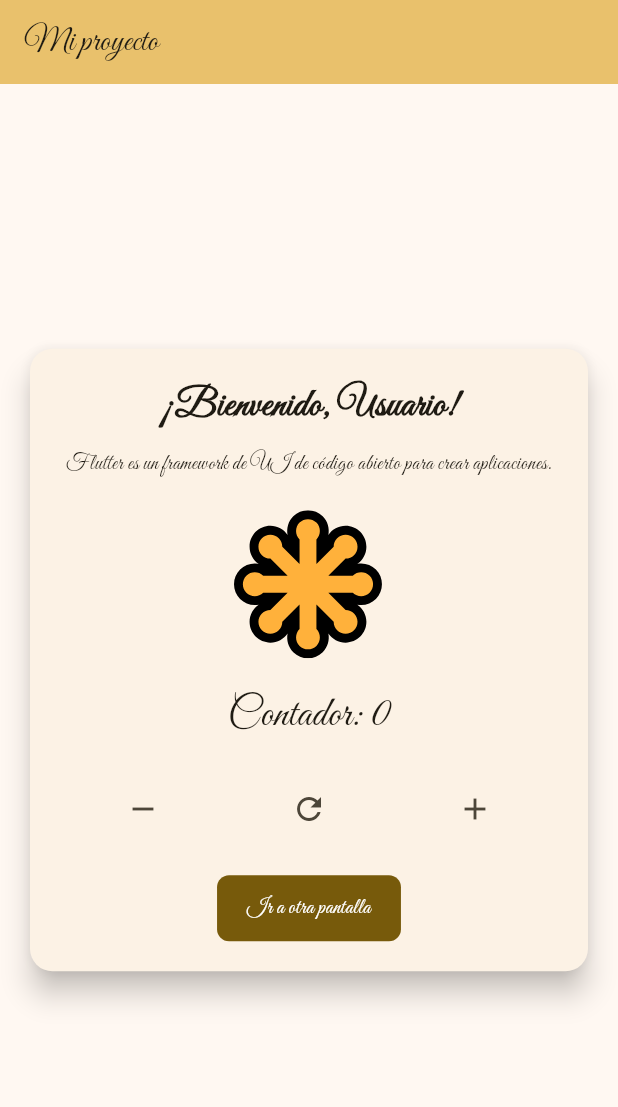
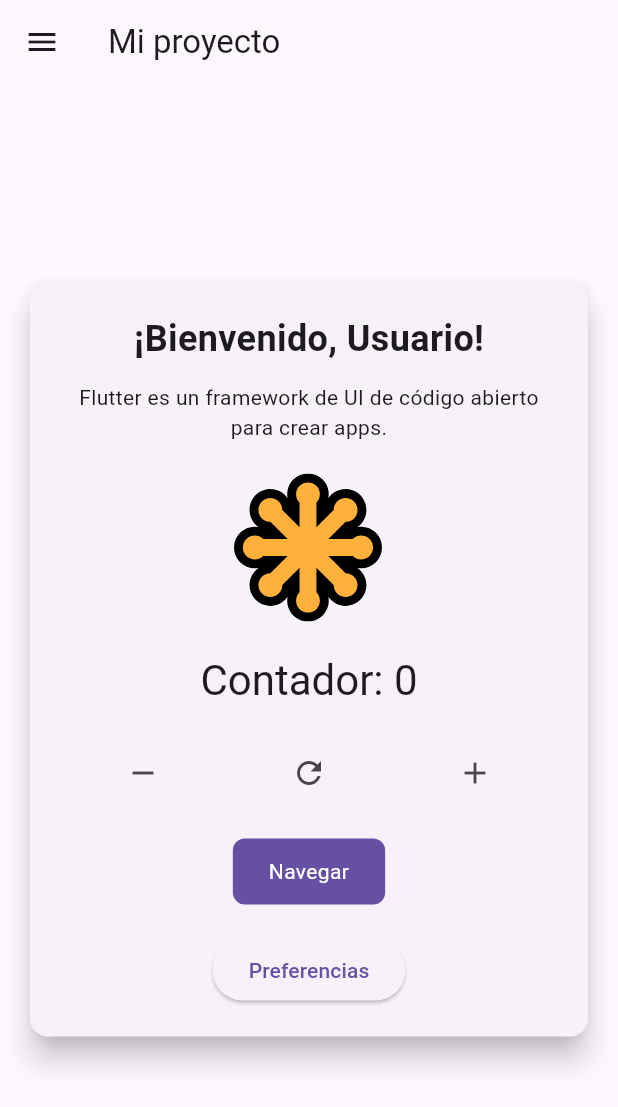
Before and after one commit to Juan-Rabay/3479A321_2020479040, a Flutter app: the screen it shows after launch, after a tap on the "remove" icon, on a phone screen of 412 x 824 dp. Shown: the top 1107 px of the screen. Run offline on Flutter 3.47's test engine with Material 3 defaults, Android fonts, the phone set to English and light mode, and no system bars; our stand-ins replace flutter_svg, logger, sqflite; accounts and stored records are empty.

Commit message:
Resolucion lab 7 completo

```diff
--- a/lib/main.dart
+++ b/lib/main.dart
@@ -1,12 +1,12 @@
 import 'package:flutter/material.dart';
-import 'package:logger/logger.dart';
 import 'package:provider/provider.dart';
+
 import 'providers/app_data.dart';
 import 'pages/home_page.dart';
 
 void main() {
   runApp(
-    ChangeNotifierProvider<AppData>(
+    ChangeNotifierProvider(
       create: (_) => AppData(),
       child: const MyApp(),
     ),
@@ -15,19 +15,11 @@ void main() {
 
 class MyApp extends StatelessWidget {
   const MyApp({super.key});
-
   @override
   Widget build(BuildContext context) {
-    final Logger logger = Logger();
-    logger.d("Logger funcionando!");
-
     return MaterialApp(
-      title: 'Mi Lab Flutter',
-      theme: ThemeData(
-        colorScheme: ColorScheme.fromSeed(seedColor: Colors.amber),
-        useMaterial3: true,
-        fontFamily: 'GreatVibes',
-      ),
+      title: 'Flutter Labs',
+      theme: ThemeData(useMaterial3: true, primarySwatch: Colors.amber),
       home: const MyHomePage(title: 'Mi proyecto'),
     );
   }
--- a/lib/pages/home_page.dart
+++ b/lib/pages/home_page.dart
@@ -2,19 +2,19 @@ import 'package:flutter/material.dart';
 import 'package:flutter_svg/flutter_svg.dart';
 import 'package:logger/logger.dart';
 import 'package:provider/provider.dart';
+
 import '../providers/app_data.dart';
+import '../widgets/app_drawer.dart';
 import 'about_page.dart';
 import 'list_content_page.dart';
+import 'preferences_page.dart';
 
 class MyHomePage extends StatefulWidget {
   const MyHomePage({super.key, required this.title});
   final String title;
 
   @override
-  State<MyHomePage> createState() {
-    Logger().d('createState: creando estado para MyHomePage');
-    return _MyHomePageState();
-  }
+  State<MyHomePage> createState() => _MyHomePageState();
 }
 
 class _MyHomePageState extends State<MyHomePage> {
@@ -23,55 +23,53 @@ class _MyHomePageState extends State<MyHomePage> {
   @override
   void initState() {
     super.initState();
-    logger.d('initState: widget insertado en el árbol por primera vez');
+    logger.d('initState: widget insertado en el árbol');
   }
 
   @override
   void didChangeDependencies() {
     super.didChangeDependencies();
-    logger.d(
-      'didChangeDependencies: dependencias cambiaron o se inicializaron',
-    );
+    logger.d('didChangeDependencies: dependencias cambiaron o se inicializaron');
   }
 
   @override
   void didUpdateWidget(covariant MyHomePage oldWidget) {
     super.didUpdateWidget(oldWidget);
-    logger.d(
-      'didUpdateWidget: MyHomePage se reconstruyó con nuevas propiedades',
-    );
+    logger.d('didUpdateWidget: widget reconstruido con nuevas props');
   }
 
   @override
   void deactivate() {
-    logger.d('deactivate: el widget será removido del árbol');
+    logger.d('deactivate: HomePage será removido del árbol');
     super.deactivate();
   }
 
   @override
   void dispose() {
-    logger.d('dispose: el widget fue destruido permanentemente');
+    logger.d('dispose: HomePage destruido permanentemente');
     super.dispose();
   }
 
   @override
   void reassemble() {
     super.reassemble();
-    logger.d('reassemble: la aplicación hizo hot reload');
+    logger.d('reassemble: hot reload ejecutado');
   }
 
-  void _navigate(BuildContext context, bool replace) {
+  void _navigate(BuildContext context, bool replacement) {
     final appData = context.read<AppData>();
-    final Widget page = (appData.counter % 2 == 0)
+    final page = (appData.counter % 2 == 0)
         ? const ListContentPage()
         : const AboutPage();
 
-    if (replace) {
+    if (replacement) {
+      logger.d('BUTTON: pushReplacement ${page.runtimeType}');
       Navigator.pushReplacement(
         context,
         MaterialPageRoute(builder: (_) => page),
       );
     } else {
+      logger.d('BUTTON: push ${page.runtimeType}');
       Navigator.push(
         context,
         MaterialPageRoute(builder: (_) => page),
@@ -82,98 +80,92 @@ class _MyHomePageState extends State<MyHomePage> {
   @override
   Widget build(BuildContext context) {
     final appData = context.watch<AppData>();
-    logger.d('build: dibujando widget - mounted: $mounted');
+    logger.d('build: contador=${appData.counter}, allowReset=${appData.allowReset}');
 
     return Scaffold(
-      appBar: AppBar(
-        backgroundColor: Theme.of(context).colorScheme.inversePrimary,
-        title: Text(widget.title),
-      ),
+      drawer: const AppDrawer(),
+      appBar: AppBar(title: Text(widget.title)),
       body: Center(
         child: Card(
           margin: const EdgeInsets.all(20),
+          elevation: 8,
           shape:
-              RoundedRectangleBorder(borderRadius: BorderRadius.circular(15)),
-          elevation: 8,
+              RoundedRectangleBorder(borderRadius: BorderRadius.circular(12)),
           child: Padding(
             padding: const EdgeInsets.all(20),
-            child: Column(
-              mainAxisSize: MainAxisSize.min,
-              children: [
-                Text(
-                  '¡Bienvenido, ${appData.username}!',
+            child: Column(mainAxisSize: MainAxisSize.min, children: [
+              Text('¡Bienvenido, ${appData.username}!',
                   style: const TextStyle(
-                    fontSize: 26,
-                    fontWeight: FontWeight.bold,
-                  ),
-                ),
-                const SizedBox(height: 10),
+                      fontSize: 24, fontWeight: FontWeight.bold)),
+              const SizedBox(height: 12),
+
               const Text(
-                  'Flutter es un framework de UI de código abierto para crear aplicaciones.',
+                'Flutter es un framework de UI de código abierto para crear apps.',
                 textAlign: TextAlign.center,
               ),
               const SizedBox(height: 20),
-                SvgPicture.asset(
-                  'assets/icons/my_icon.svg',
-                  width: 100,
-                  height: 100,
-                ),
+
+              SvgPicture.asset('assets/icons/my_icon.svg',
+                  width: 100, height: 100),
               const SizedBox(height: 20),
-                Text(
-                  'Contador: ${appData.counter}',
-                  style: Theme.of(context).textTheme.headlineMedium,
-                ),
+
+              Text('Contador: ${appData.counter}',
+                  style: Theme.of(context).textTheme.headlineMedium),
               const SizedBox(height: 20),
-                Row(
-                  mainAxisAlignment: MainAxisAlignment.spaceAround,
-                  children: [
+
+              Row(mainAxisAlignment: MainAxisAlignment.spaceAround, children: [
                 IconButton(
                   onPressed: () {
                     appData.decrementCounter();
-                        logger.d('setState: contador decrementado');
+                    logger.d('contador decrementado');
                   },
                   icon: const Icon(Icons.remove),
-                      tooltip: 'Restar',
                 ),
                 if (appData.allowReset)
                   IconButton(
                     onPressed: () {
                       appData.resetCounter();
-                          logger.d('setState: contador reiniciado');
+                      logger.d('contador reiniciado');
                     },
                     icon: const Icon(Icons.refresh),
-                        tooltip: 'Reiniciar',
                   ),
                 IconButton(
                   onPressed: () {
                     appData.incrementCounter();
-                        logger.d('setState: contador incrementado');
+                    logger.d('contador incrementado');
                   },
                   icon: const Icon(Icons.add),
-                      tooltip: 'Sumar',
                 ),
-                  ],
-                ),
+              ]),
               const SizedBox(height: 20),
+
               GestureDetector(
                 onTap: () => _navigate(context, false),
                 onLongPress: () => _navigate(context, true),
                 child: Container(
-                    padding: const EdgeInsets.symmetric(
-                        vertical: 12, horizontal: 20),
+                  padding:
+                      const EdgeInsets.symmetric(vertical: 12, horizontal: 24),
                   decoration: BoxDecoration(
                       color: Theme.of(context).colorScheme.primary,
-                      borderRadius: BorderRadius.circular(8),
-                    ),
+                      borderRadius: BorderRadius.circular(8)),
                   child: const Text(
-                      'Ir a otra pantalla',
+                    'Navegar',
                     textAlign: TextAlign.center,
                     style: TextStyle(color: Colors.white),
                   ),
                 ),
               ),
-              ],
+
+              const SizedBox(height: 20),
+              ElevatedButton(
+                onPressed: () => Navigator.push(
+                  context,
+                  MaterialPageRoute(
+                      builder: (_) => const PreferencesPage()),
                 ),
+                child: const Text('Preferencias'),
+              ),
+            ]),
           ),
         ),
       ),
--- a/lib/providers/app_data.dart
+++ b/lib/providers/app_data.dart
@@ -5,7 +5,7 @@ class AppData extends ChangeNotifier {
   String _username = 'Usuario';
   bool _allowReset = true;
 
-  int get counter => _counter;
+  int get counter     => _counter;
   String get username => _username;
   bool get allowReset => _allowReset;
 
@@ -31,8 +31,8 @@ class AppData extends ChangeNotifier {
     notifyListeners();
   }
 
-  void toggleReset(bool value) {
-    _allowReset = value;
+  void toggleReset(bool v) {
+    _allowReset = v;
     notifyListeners();
   }
 }
--- /dev/null
+++ b/lib/widgets/app_drawer.dart
@@ -0,0 +1,44 @@
+
+import 'package:flutter/material.dart';
+import '../pages/home_page.dart';
+import '../pages/preferences_page.dart';
+import '../pages/activities_page.dart';
+
+class AppDrawer extends StatelessWidget {
+  const AppDrawer({super.key});
+  @override
+  Widget build(BuildContext context) {
+    return Drawer(
+      child: ListView(padding: EdgeInsets.zero, children: [
+        const DrawerHeader(
+          decoration: BoxDecoration(color: Colors.amber),
+          child: Text('Menú', style: TextStyle(fontSize: 24, color: Colors.white)),
+        ),
+        ListTile(
+          leading: const Icon(Icons.home),
+          title: const Text('Home'),
+          onTap: () => Navigator.pushReplacement(
+            context,
+            MaterialPageRoute(builder: (_) => const MyHomePage(title: 'Mi proyecto')),
+          ),
+        ),
+        ListTile(
+          leading: const Icon(Icons.settings),
+          title: const Text('Preferencias'),
+          onTap: () => Navigator.push(
+            context,
+            MaterialPageRoute(builder: (_) => const PreferencesPage()),
+          ),
+        ),
+        ListTile(
+          leading: const Icon(Icons.list),
+          title: const Text('Actividades'),
+          onTap: () => Navigator.push(
+            context,
+            MaterialPageRoute(builder: (_) => const ActivitiesPage()),
+          ),
+        ),
+      ]),
+    );
+  }
+}
--- a/pubspec.yaml
+++ b/pubspec.yaml
@@ -5,7 +5,7 @@ publish_to: 'none'
 version: 1.0.0+1
 
 environment:
-  sdk: ^3.5.4
+  sdk: ">=3.0.0 <4.0.0"
 
 dependencies:
   flutter:
@@ -15,11 +15,13 @@ dependencies:
   flutter_svg: ^2.0.9
   logger: ^2.0.2
   provider: ^6.1.5
+  shared_preferences: ^2.0.15
+  sqflite: ^2.2.5
+  path: ^1.8.3
 
 dev_dependencies:
   flutter_test:
     sdk: flutter
-
   flutter_lints: ^4.0.0
 
 flutter:
```
Also changed, not shown: lib/entity/activity.dart (added, +19 -0 lines), lib/pages/activities_page.dart (added, +67 -0 lines), lib/pages/another_page.dart (deleted, +0 -22 lines), lib/pages/preferences_page.dart (added, +68 -0 lines), lib/services/database_helper.dart (added, +60 -0 lines), pubspec.lock, 1 other file. Lines whose indentation alone changed are shown as unchanged.
